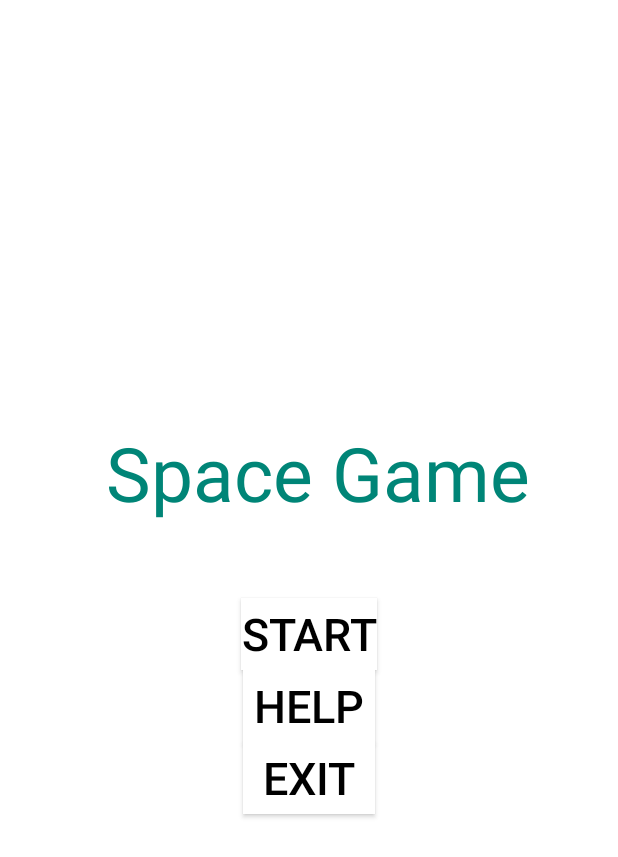
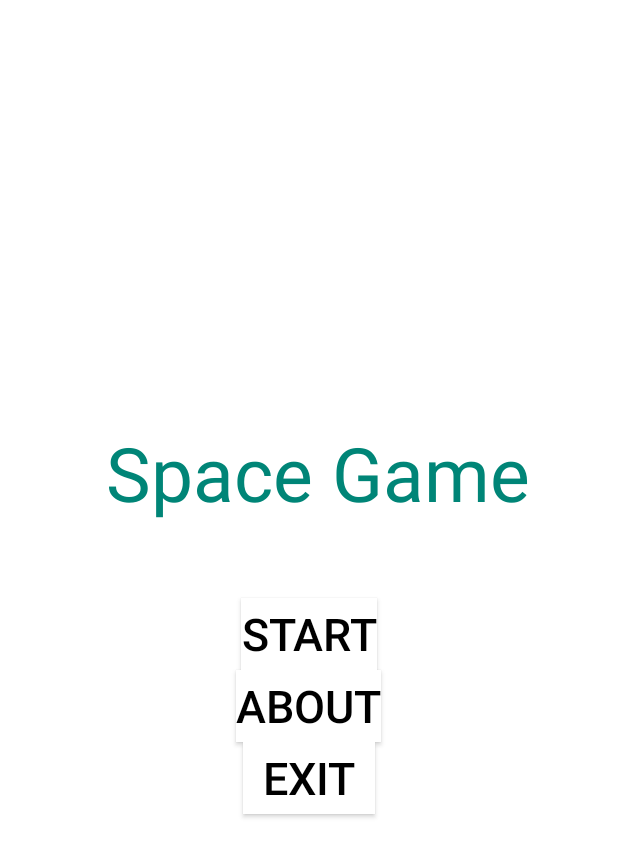
Before and after one commit to Abay14/SpaceGame, an Android app: the layout start_activity.xml on its own in the app's theme, with its tools: preview values and no code run, on a phone screen of 412 x 824 dp. Shown: the top 857 px of the screen. Run offline under Robolectric (Android 15) with nearby library versions, the phone set to English and light mode, and no system bars.

Commit message:
set StartActivity as main

```diff
--- a/app/src/main/java/com/example/adygha/spacegame/MainActivity.java
+++ b/app/src/main/java/com/example/adygha/spacegame/GameActivity.java
@@ -8,14 +8,14 @@ import android.view.View;
 import android.widget.Button;
 import android.widget.LinearLayout;
 
-public class MainActivity extends AppCompatActivity implements View.OnTouchListener {
+public class GameActivity extends AppCompatActivity implements View.OnTouchListener {
 
     public static final String TAG="SPACE_GAME";
 
     @Override
     protected void onCreate(Bundle savedInstanceState) {
         super.onCreate(savedInstanceState);
-        setContentView(R.layout.activity_main);
+        setContentView(R.layout.game_activity);
 
         GameView gameView = new GameView(this); // создаём gameView
 
--- a/app/src/main/java/com/example/adygha/spacegame/Ship.java
+++ b/app/src/main/java/com/example/adygha/spacegame/Ship.java
@@ -15,10 +15,10 @@ public class Ship extends SpaceBody {
 
     @Override
     public void update() { // перемещаем корабль в зависимости от нажатой кнопки
-        if(MainActivity.isLeftPressed && x >= 0){
+        if(GameActivity.isLeftPressed && x >= 0){
             x -= speed;
         }
-        if(MainActivity.isRightPressed && x <= GameView.maxX - 5){
+        if(GameActivity.isRightPressed && x <= GameView.maxX - 5){
             x += speed;
         }
     }
--- a/app/src/main/res/layout/activity_main.xml
+++ b/app/src/main/res/layout/game_activity.xml
@@ -4,7 +4,7 @@
     xmlns:tools="http://schemas.android.com/tools"
     android:layout_width="match_parent"
     android:layout_height="match_parent"
-    tools:context=".MainActivity">
+    tools:context=".GameActivity">
 
     <LinearLayout
         android:layout_width="0dp"
--- a/app/src/main/res/layout/main_menu.xml
+++ b/app/src/main/res/layout/start_activity.xml
@@ -26,12 +26,12 @@
             android:text=" Space Game"
             android:textColor="@color/colorPrimary"
             android:textSize="50dp"
-            app:layout_constraintBottom_toTopOf="@+id/button2"
+            app:layout_constraintBottom_toTopOf="@+id/about"
             app:layout_constraintStart_toStartOf="parent"
-            app:layout_constraintTop_toBottomOf="@+id/button3" />
+            app:layout_constraintTop_toBottomOf="@+id/exit" />
 
         <Button
-            android:id="@+id/button1"
+            android:id="@+id/start"
             android:layout_width="wrap_content"
             android:layout_height="wrap_content"
             android:background="#fff"
@@ -40,23 +40,23 @@
             android:textSize="30dp"
             app:layout_constraintBottom_toBottomOf="parent"
             app:layout_constraintStart_toStartOf="parent"
-            app:layout_constraintTop_toBottomOf="@+id/button2" />
+            app:layout_constraintTop_toBottomOf="@+id/about" />
 
         <Button
-            android:id="@+id/button2"
+            android:id="@+id/about"
             android:layout_width="wrap_content"
             android:layout_height="wrap_content"
             android:layout_marginBottom="0dp"
             android:background="#fff"
-            android:text="Help"
+            android:text="About"
             android:textColor="#000"
             android:textSize="30dp"
-            app:layout_constraintBottom_toTopOf="@+id/button1"
+            app:layout_constraintBottom_toTopOf="@+id/start"
             app:layout_constraintStart_toStartOf="parent"
             app:layout_constraintTop_toBottomOf="@+id/textView1" />
 
         <Button
-            android:id="@+id/button3"
+            android:id="@+id/exit"
             android:layout_width="wrap_content"
             android:layout_height="wrap_content"
             android:layout_marginTop="0dp"
```
Also changed, not shown: app/src/main/AndroidManifest.xml (+6 -2 lines), app/src/main/java/com/example/adygha/spacegame/StartActivity.java (added, +51 -0 lines).
